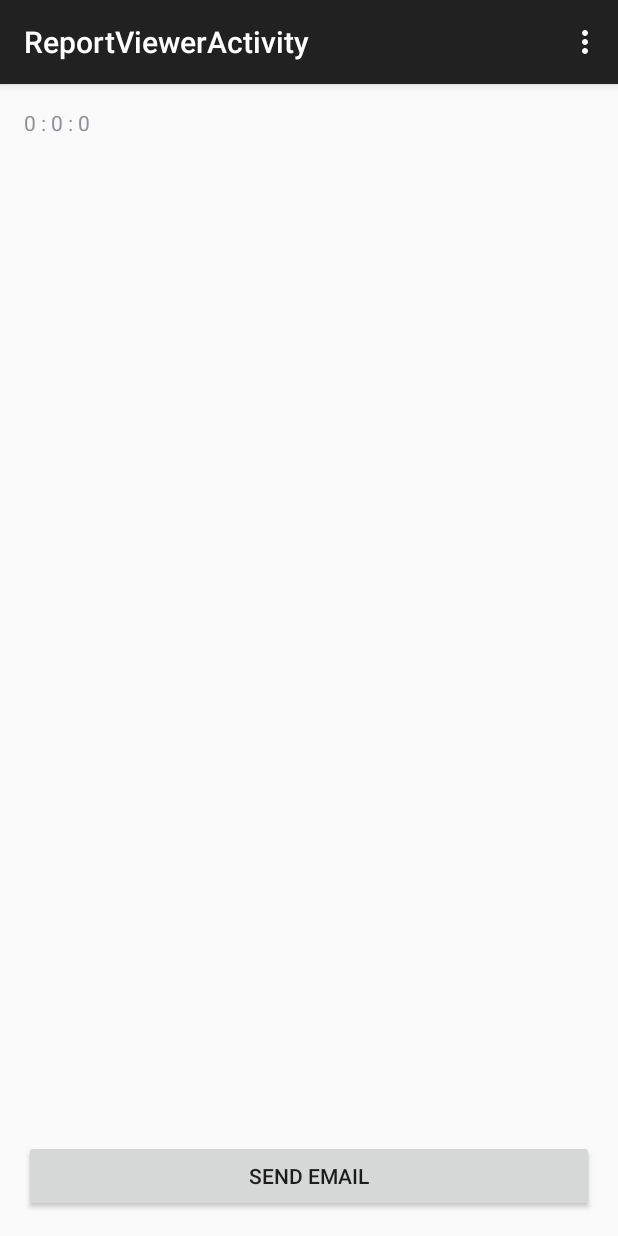
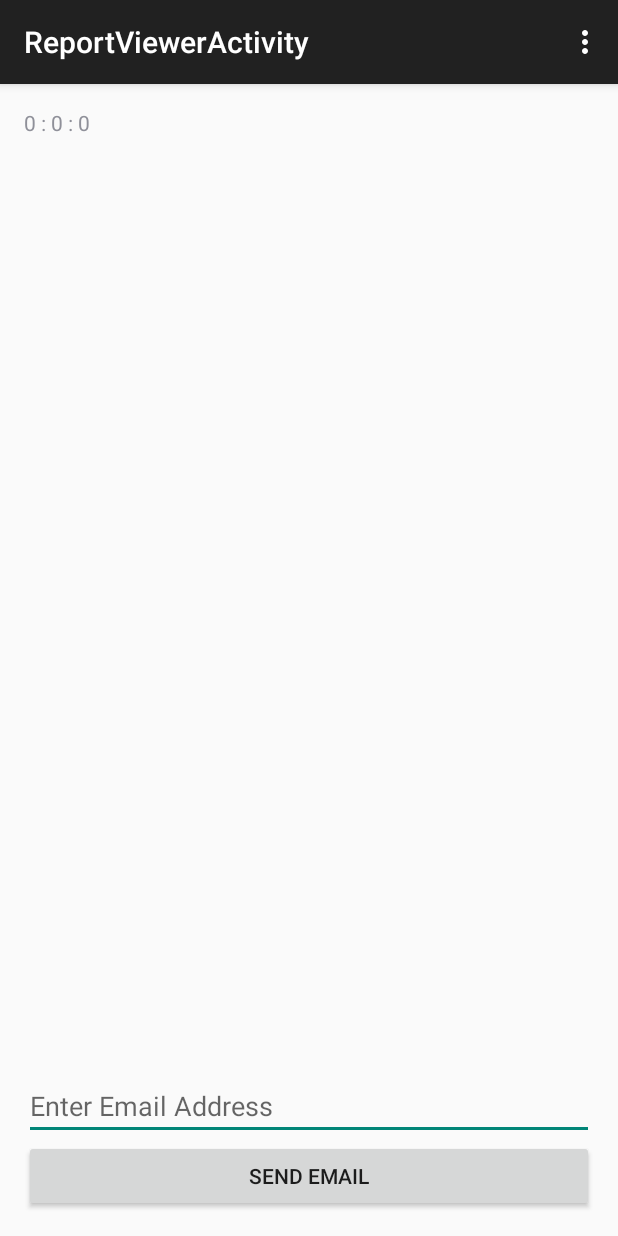
Before and after one commit to mdj20/TimeCat, an Android app: the ReportViewerActivity screen opened directly, with no data from a screen before it, after a tap on "SEND EMAIL", on a phone screen of 412 x 824 dp. Run offline under Robolectric (Android 15) with nearby library versions, the phone set to English and light mode, and no system bars; 3 statements that could not run were skipped.

Commit message:
All Good.

```diff
--- a/app/src/main/java/cs1530/timecat/ReportViewerActivity.java
+++ b/app/src/main/java/cs1530/timecat/ReportViewerActivity.java
@@ -13,8 +13,12 @@ import android.widget.EditText;
 import android.widget.LinearLayout;
 import android.widget.PopupWindow;
 import android.widget.TextView;
+import android.widget.Toast;
 
 import java.util.ArrayList;
+import java.util.Date;
+
+import javax.security.auth.Subject;
 
 import cs1530.timecat.R;
 
@@ -24,8 +28,6 @@ public class ReportViewerActivity extends ActionBarActivity {
     // required for intent data retrieval
     private final String logid = "logid";
     private ReportBuilder builder;
-
-    PopupWindow emailPopupWindow;
 
     LinearLayout reportLinearLayout;
 
@@ -98,21 +100,44 @@ public class ReportViewerActivity extends ActionBarActivity {
 
     public void emailButtonPress(View view){
 
-        LinearLayout layout = new LinearLayout(getApplicationContext());
+       EditText emailEditText = (EditText)findViewById(R.id.emailEditText);
 
-        LinearLayout.LayoutParams layoutParams = new LinearLayout.LayoutParams(ViewGroup.LayoutParams.MATCH_PARENT, ViewGroup.LayoutParams.WRAP_CONTENT );
+        if (emailEditText.getText() != null){
 
-        EditText emailSpace = new EditText( getApplicationContext() );
-        Button button = new Button(getApplicationContext());
 
-        layout.addView(emailSpace,layoutParams);
-        layout.addView(button,layoutParams);
 
-        emailPopupWindow = new PopupWindow(layout);
+            String subject = "TIMECAT REPORT";
 
-        emailPopupWindow.setContentView(layout);
 
-        emailPopupWindow.showAsDropDown(reportLinearLayout);
+            // initialize intent
+            Intent emailIntent = new Intent(Intent.ACTION_SEND);
+
+            // specifies the type of message, will tell android to ask user for specific mail client
+            emailIntent.setType("message/rfc822");
+
+            StringBuilder sb = new StringBuilder();
+
+            for (String s :builder.getLogStrings()){
+
+                sb.append(s+"\n");
+
+            }
+
+
+            //add string values to intent
+            emailIntent.putExtra(Intent.EXTRA_EMAIL, emailEditText.getText());
+            emailIntent.putExtra(Intent.EXTRA_SUBJECT , subject);
+            emailIntent.putExtra(Intent.EXTRA_TEXT , sb.toString());
+
+            try {
+                startActivity(emailIntent.createChooser(emailIntent,"SENDING EMAIL"));
+            }
+            catch (Exception e) {
+                Toast.makeText(this, "Error sending email ", Toast.LENGTH_SHORT).show();
+            }
+
+
+        }
 
     }
 
--- a/app/src/main/res/layout/activity_report_viewer.xml
+++ b/app/src/main/res/layout/activity_report_viewer.xml
@@ -21,10 +21,10 @@
         android:layout_width="wrap_content"
         android:layout_height="wrap_content"
         android:id="@+id/scrollView"
-        android:layout_above="@+id/emailButton"
         android:layout_alignParentEnd="true"
         android:layout_alignParentTop="true"
-        android:layout_alignParentStart="true" >
+        android:layout_alignParentStart="true"
+        android:layout_above="@+id/emailEditText">
 
         <LinearLayout
             android:orientation="vertical"
@@ -32,4 +32,13 @@
             android:layout_height="match_parent"
             android:id="@+id/reportLinearLayout"></LinearLayout>
     </ScrollView>
+
+    <EditText
+        android:layout_width="wrap_content"
+        android:layout_height="wrap_content"
+        android:id="@+id/emailEditText"
+        android:layout_above="@+id/emailButton"
+        android:layout_alignParentStart="true"
+        android:layout_alignParentEnd="true"
+        android:hint="Enter Email Address" />
 </RelativeLayout>
```
Also changed, not shown: app/src/main/java/cs1530/timecat/TimerDisplayActivity.java (+105 -0 lines), 1 other file.
